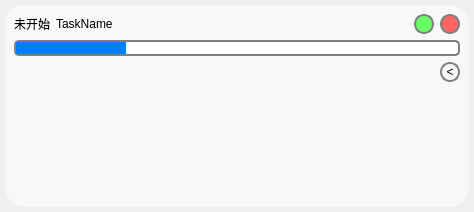
Old version of the form src/gui/design/WidgetProcessBar.ui in the repository Icexbb/SekaiSubtitle-Python.
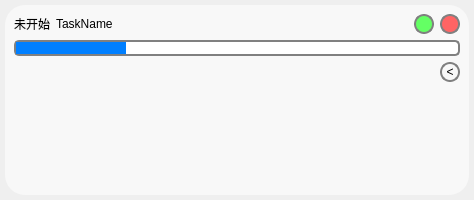
New version of the form.

The edit to the form file:
```diff
--- a/src/gui/design/WidgetProcessBar.ui
+++ b/src/gui/design/WidgetProcessBar.ui
@@ -7,7 +7,7 @@
     <x>0</x>
     <y>0</y>
     <width>474</width>
-    <height>212</height>
+    <height>200</height>
    </rect>
   </property>
   <property name="sizePolicy">
@@ -22,6 +22,12 @@
     <height>100</height>
    </size>
   </property>
+  <property name="maximumSize">
+   <size>
+    <width>16777215</width>
+    <height>200</height>
+   </size>
+  </property>
   <property name="windowTitle">
    <string>Form</string>
   </property>
```
Left out of the diff: 7 changed lines with no effect on the pictures.
